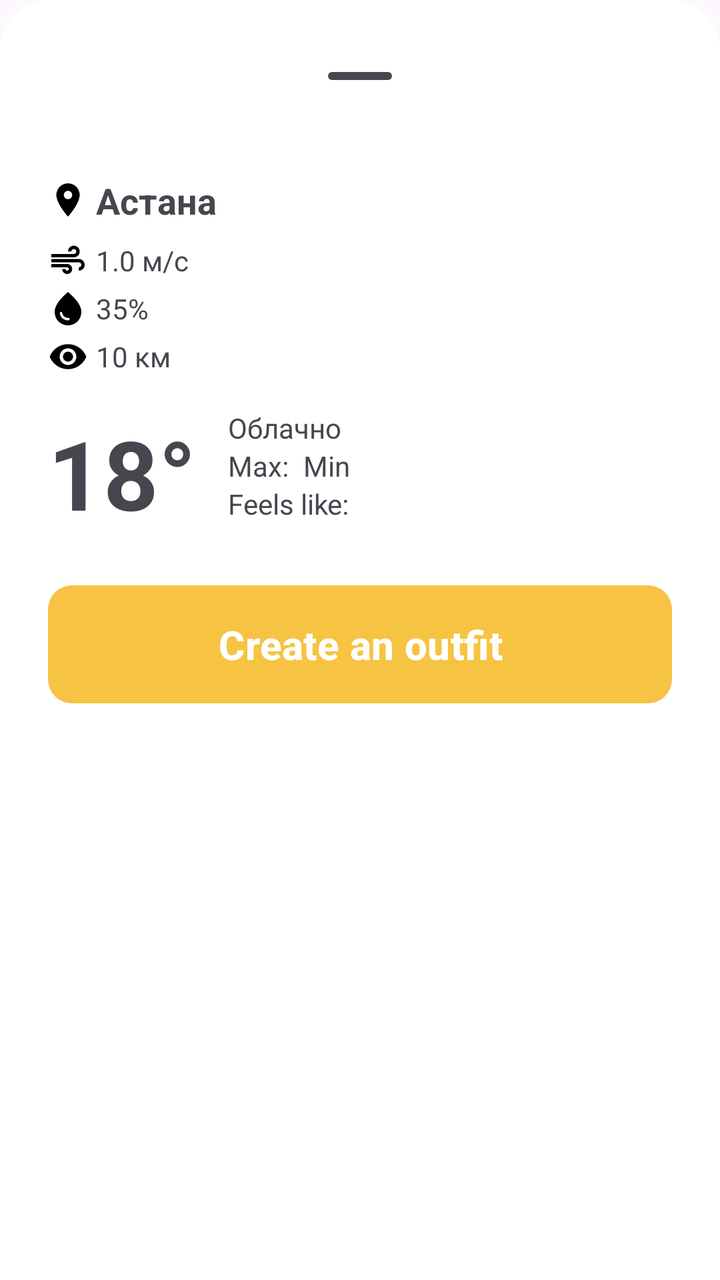
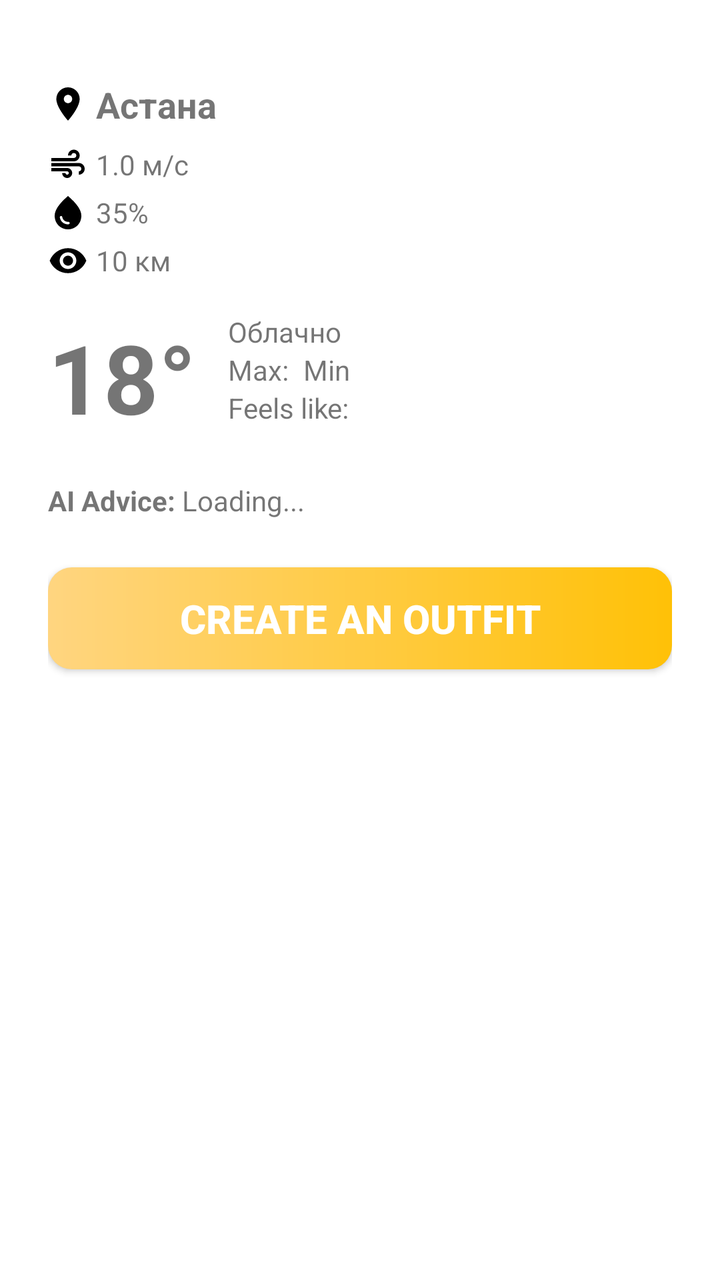

Before-and-after screenshots of an Android layout around one commit, followed by the original layout XML and the change that was made.
<!-- AndroidManifest.xml: application theme Theme.AuarAI -->
<!-- res/layout/bottom_sheet_layout.xml -->
<?xml version="1.0" encoding="utf-8"?>
<LinearLayout xmlns:android="http://schemas.android.com/apk/res/android"
    android:layout_width="match_parent"
    android:layout_height="wrap_content"
    android:orientation="vertical"
    android:padding="24dp"
    android:background="@drawable/bottom_sheet_bg">

    <com.google.android.material.bottomsheet.BottomSheetDragHandleView
        android:layout_width="match_parent"
        android:layout_height="wrap_content" />

    <LinearLayout
        android:layout_width="match_parent"
        android:layout_height="wrap_content"
        android:orientation="horizontal"
        android:gravity="center_vertical"
        android:layout_marginTop="16dp"
        android:layout_marginBottom="8dp"
        android:weightSum="2">

        <LinearLayout
            android:layout_width="0dp"
            android:layout_weight="1.5"
            android:layout_height="wrap_content"
            android:orientation="vertical">

            <LinearLayout
                android:layout_width="wrap_content"
                android:layout_height="wrap_content"
                android:orientation="horizontal"
                android:gravity="center_vertical"
                android:layout_marginBottom="8dp">

                <ImageView
                    android:layout_width="20dp"
                    android:layout_height="20dp"
                    android:src="@drawable/baseline_location_on_24"
                    android:layout_marginEnd="4dp"/>

                <TextView
                    android:id="@+id/cityName"
                    android:layout_width="match_parent"
                    android:layout_height="wrap_content"
                    android:text="Астана"
                    android:textSize="18sp"
                    android:textStyle="bold" />
            </LinearLayout>

            <LinearLayout
                android:layout_width="wrap_content"
                android:layout_height="wrap_content"
                android:orientation="horizontal"
                android:gravity="center_vertical"
                android:layout_marginBottom="4dp">

                <ImageView
                    android:layout_width="20dp"
                    android:layout_height="20dp"
                    android:src="@drawable/baseline_air_24"
                    android:layout_marginEnd="4dp" />

                <TextView
                    android:id="@+id/windSpeed"
                    android:layout_width="wrap_content"
                    android:layout_height="wrap_content"
                    android:text="1.0 м/с" />
            </LinearLayout>

            <LinearLayout
                android:layout_width="wrap_content"
                android:layout_height="wrap_content"
                android:orientation="horizontal"
                android:gravity="center_vertical"
                android:layout_marginBottom="4dp">

                <ImageView
                    android:layout_width="20dp"
                    android:layout_height="20dp"
                    android:src="@drawable/baseline_water_drop_24"
                    android:layout_marginEnd="4dp" />

                <TextView
                    android:id="@+id/humidityText"
                    android:layout_width="wrap_content"
                    android:layout_height="wrap_content"
                    android:text="35%" />
            </LinearLayout>

            <LinearLayout
                android:layout_width="wrap_content"
                android:layout_height="wrap_content"
                android:orientation="horizontal"
                android:gravity="center_vertical">

                <ImageView
                    android:layout_width="20dp"
                    android:layout_height="20dp"
                    android:src="@drawable/baseline_visibility_24"
                    android:layout_marginEnd="4dp" />

                <TextView
                    android:id="@+id/visibilityText"
                    android:layout_width="wrap_content"
                    android:layout_height="wrap_content"
                    android:text="10 км" />
            </LinearLayout>
        </LinearLayout>

        <ImageView
            android:id="@+id/weatherImg"
            android:layout_width="64dp"
            android:layout_height="wrap_content"
            android:layout_gravity="end"
            android:layout_marginStart="16dp"
            android:adjustViewBounds="true"
            android:scaleType="fitCenter" />

    </LinearLayout>

    <LinearLayout
        android:layout_width="match_parent"
        android:layout_height="wrap_content"
        android:orientation="horizontal"
        android:layout_marginTop="8dp">

        <TextView
            android:id="@+id/tempText"
            android:layout_width="wrap_content"
            android:layout_height="wrap_content"
            android:text="18°"
            android:textSize="48sp"
            android:textStyle="bold" />

        <LinearLayout
            android:layout_width="wrap_content"
            android:layout_height="wrap_content"
            android:orientation="vertical"
            android:layout_marginStart="16dp"
            android:gravity="center_vertical">

            <TextView
                android:id="@+id/descriptionText"
                android:layout_width="wrap_content"
                android:layout_height="wrap_content"
                android:text="Облачно" />

            <LinearLayout
                android:layout_width="match_parent"
                android:layout_height="wrap_content"
                android:orientation="horizontal">
                <TextView
                    android:id="@+id/maxTemp"
                    android:layout_width="wrap_content"
                    android:layout_height="wrap_content"
                    android:text="Max: " />

                <TextView
                    android:id="@+id/minTemp"
                    android:layout_width="wrap_content"
                    android:layout_height="wrap_content"
                    android:text="Min: "
                    android:layout_marginStart="4dp"/>
            </LinearLayout>

            <TextView
                android:id="@+id/feelsLike"
                android:layout_width="wrap_content"
                android:layout_height="wrap_content"
                android:text="Feels like: " />
        </LinearLayout>
    </LinearLayout>

    <Button
        android:id="@+id/createOutfitButton"
        android:layout_width="match_parent"
        android:layout_height="wrap_content"
        android:text="Create an outfit"
        android:textColor="@android:color/white"
        android:background="@drawable/button_gradient"
        android:layout_marginTop="24dp"
        android:padding="12dp"
        android:textStyle="bold"
        android:textSize="20dp"/>
</LinearLayout>
<!-- resources referenced by this layout -->
<resources>
  <!-- drawable bottom_sheet_bg (drawable) -->
  <shape xmlns:android="http://schemas.android.com/apk/res/android">
      <solid android:color="@android:color/white" />
      <corners android:topLeftRadius="24dp" android:topRightRadius="24dp" />
  </shape>
  <style name="Theme.AuarAI" parent="Theme.Material3.DayNight.NoActionBar">
          <item name="colorPrimary">@color/md_theme_light_primary</item>
          <item name="colorOnPrimary">@color/md_theme_light_onPrimary</item>
          <item name="colorPrimaryContainer">@color/md_theme_light_primaryContainer</item>
          <item name="colorOnPrimaryContainer">@color/md_theme_light_onPrimaryContainer</item>
  
          <item name="colorSurface">@color/md_theme_light_surface</item>
          <item name="colorOnSurface">@color/md_theme_light_onSurface</item>
      </style>
  <color name="md_theme_light_primary">#F6C342</color>
  <color name="md_theme_light_onPrimary">#FFFFFF</color>
  <color name="md_theme_light_primaryContainer">#F1B034</color>
  <color name="md_theme_light_onPrimaryContainer">#000000</color>
  <color name="md_theme_light_surface">#FFFFFF</color>
  <color name="md_theme_light_onSurface">#000000</color>
  <!-- unchanged entries left out for length: 5 -->
</resources>

<!-- the commit's change to res/layout/bottom_sheet_layout.xml (unified diff, before → after) -->
@@ -109,7 +109,7 @@
 
         <ImageView
             android:id="@+id/weatherImg"
-            android:layout_width="64dp"
+            android:layout_width="150dp"
             android:layout_height="wrap_content"
             android:layout_gravity="end"
             android:layout_marginStart="16dp"
@@ -117,7 +117,6 @@
             android:scaleType="fitCenter" />
 
     </LinearLayout>
-
     <LinearLayout
         android:layout_width="match_parent"
         android:layout_height="wrap_content"
@@ -169,6 +168,24 @@
                 android:layout_height="wrap_content"
                 android:text="Feels like: " />
         </LinearLayout>
+    </LinearLayout>
+
+    <LinearLayout
+        android:layout_width="match_parent"
+        android:layout_height="wrap_content"
+        android:orientation="horizontal"
+        android:layout_marginTop="20dp">
+        <TextView
+            android:layout_width="wrap_content"
+            android:layout_height="wrap_content"
+            android:text="AI Advice: "
+            android:textStyle="bold" />
+
+        <TextView
+            android:id="@+id/aiAdvice"
+            android:text="Loading..."
+            android:layout_width="match_parent"
+            android:layout_height="wrap_content" />
     </LinearLayout>
 
     <Button
<!-- resource entries referenced after the edit -->
@@ -2,24 +2,160 @@
 <resources>
   <!-- drawable bottom_sheet_bg (drawable) -->
   <shape xmlns:android="http://schemas.android.com/apk/res/android">
-      <solid android:color="@android:color/white" />
+      <solid android:color="?android:attr/colorBackground" />
       <corners android:topLeftRadius="24dp" android:topRightRadius="24dp" />
   </shape>
-  <style name="Theme.AuarAI" parent="Theme.Material3.DayNight.NoActionBar">
-          <item name="colorPrimary">@color/md_theme_light_primary</item>
-          <item name="colorOnPrimary">@color/md_theme_light_onPrimary</item>
-          <item name="colorPrimaryContainer">@color/md_theme_light_primaryContainer</item>
-          <item name="colorOnPrimaryContainer">@color/md_theme_light_onPrimaryContainer</item>
-  
-          <item name="colorSurface">@color/md_theme_light_surface</item>
-          <item name="colorOnSurface">@color/md_theme_light_onSurface</item>
+  <style name="Theme.AuarAI" parent="Theme.MaterialComponents.DayNight.NoActionBar">
+          
+          <item name="colorPrimary">@color/primary_color</item>
+          <item name="colorPrimaryVariant">@color/primary_variant</item>
+          <item name="colorOnPrimary">@color/on_primary_light</item>
+          
+          
+          <item name="colorSecondary">@color/secondary_color</item>
+          <item name="colorSecondaryVariant">@color/secondary_variant</item>
+          <item name="colorOnSecondary">@color/on_secondary_light</item>
+          
+          
+          <item name="android:statusBarColor">@color/background_light</item>
+          <item name="android:windowLightStatusBar">true</item>
+          
+          
+          <item name="android:colorBackground">@color/background_light</item>
+          <item name="colorSurface">@color/surface_light</item>
+          <item name="colorOnBackground">@color/on_background_light</item>
+          <item name="colorOnSurface">@color/on_surface_light</item>
+          
+          
+          <item name="colorError">@color/error_light</item>
+          <item name="colorOnError">@color/on_error_light</item>
+          
+          
+          <item name="android:textColorPrimary">@color/text_primary_light</item>
+          <item name="android:textColorSecondary">@color/text_secondary_light</item>
+          <item name="android:textColorHint">@color/text_hint_light</item>
+          
+          
+          <item name="cardBackgroundColor">@color/card_background_light</item>
+          <item name="dividerColor">@color/divider_light</item>
+          <item name="rippleColor">@color/ripple_light</item>
+          
+          
+          <item name="shapeAppearanceSmallComponent">@style/ShapeAppearance.AuarAI.SmallComponent</item>
+          <item name="shapeAppearanceMediumComponent">@style/ShapeAppearance.AuarAI.MediumComponent</item>
+          <item name="shapeAppearanceLargeComponent">@style/ShapeAppearance.AuarAI.LargeComponent</item>
+          
+          
+          <item name="textAppearanceHeadline1">@style/TextAppearance.AuarAI.Headline1</item>
+          <item name="textAppearanceHeadline2">@style/TextAppearance.AuarAI.Headline2</item>
+          <item name="textAppearanceHeadline3">@style/TextAppearance.AuarAI.Headline3</item>
+          <item name="textAppearanceHeadline4">@style/TextAppearance.AuarAI.Headline4</item>
+          <item name="textAppearanceHeadline5">@style/TextAppearance.AuarAI.Headline5</item>
+          <item name="textAppearanceHeadline6">@style/TextAppearance.AuarAI.Headline6</item>
+          <item name="textAppearanceSubtitle1">@style/TextAppearance.AuarAI.Subtitle1</item>
+          <item name="textAppearanceSubtitle2">@style/TextAppearance.AuarAI.Subtitle2</item>
+          <item name="textAppearanceBody1">@style/TextAppearance.AuarAI.Body1</item>
+          <item name="textAppearanceBody2">@style/TextAppearance.AuarAI.Body2</item>
+          <item name="textAppearanceButton">@style/TextAppearance.AuarAI.Button</item>
+          <item name="textAppearanceCaption">@style/TextAppearance.AuarAI.Caption</item>
+          <item name="textAppearanceOverline">@style/TextAppearance.AuarAI.Overline</item>
       </style>
-  <color name="md_theme_light_primary">#F6C342</color>
-  <color name="md_theme_light_onPrimary">#FFFFFF</color>
-  <color name="md_theme_light_primaryContainer">#F1B034</color>
-  <color name="md_theme_light_onPrimaryContainer">#000000</color>
-  <color name="md_theme_light_surface">#FFFFFF</color>
-  <color name="md_theme_light_onSurface">#000000</color>
+  <color name="primary_color">#FF6200EE</color>
+  <color name="primary_variant">#FF3700B3</color>
+  <color name="on_primary_light">#FFFFFFFF</color>
+  <color name="secondary_color">#FF03DAC5</color>
+  <color name="secondary_variant">#FF018786</color>
+  <color name="on_secondary_light">#FF000000</color>
+  <color name="background_light">#FFFFFFFF</color>
+  <color name="surface_light">#FFFFFFFF</color>
+  <color name="on_background_light">#FF000000</color>
+  <color name="on_surface_light">#FF000000</color>
+  <color name="error_light">#FFB00020</color>
+  <color name="on_error_light">#FFFFFFFF</color>
+  <color name="text_primary_light">#DE000000</color>
+  <color name="text_secondary_light">#99000000</color>
+  <color name="text_hint_light">#61000000</color>
+  <color name="card_background_light">#FFFFFFFF</color>
+  <color name="divider_light">#1F000000</color>
+  <color name="ripple_light">#1F000000</color>
+  <style name="ShapeAppearance.AuarAI.SmallComponent" parent="ShapeAppearance.MaterialComponents.SmallComponent">
+          <item name="cornerFamily">rounded</item>
+          <item name="cornerSize">8dp</item>
+      </style>
+  <style name="ShapeAppearance.AuarAI.MediumComponent" parent="ShapeAppearance.MaterialComponents.MediumComponent">
+          <item name="cornerFamily">rounded</item>
+          <item name="cornerSize">12dp</item>
+      </style>
+  <style name="ShapeAppearance.AuarAI.LargeComponent" parent="ShapeAppearance.MaterialComponents.LargeComponent">
+          <item name="cornerFamily">rounded</item>
+          <item name="cornerSize">16dp</item>
+      </style>
+  <style name="TextAppearance.AuarAI.Headline1" parent="TextAppearance.MaterialComponents.Headline1">
+          <item name="fontFamily">@font/roboto</item>
+          <item name="android:fontFamily">@font/roboto</item>
+          <item name="android:textSize">96sp</item>
+      </style>
+  <style name="TextAppearance.AuarAI.Headline2" parent="TextAppearance.MaterialComponents.Headline2">
+          <item name="fontFamily">@font/roboto</item>
+          <item name="android:fontFamily">@font/roboto</item>
+          <item name="android:textSize">60sp</item>
+      </style>
+  <style name="TextAppearance.AuarAI.Headline3" parent="TextAppearance.MaterialComponents.Headline3">
+          <item name="fontFamily">@font/roboto</item>
+          <item name="android:fontFamily">@font/roboto</item>
+          <item name="android:textSize">48sp</item>
+      </style>
+  <style name="TextAppearance.AuarAI.Headline4" parent="TextAppearance.MaterialComponents.Headline4">
+          <item name="fontFamily">@font/roboto</item>
+          <item name="android:fontFamily">@font/roboto</item>
+          <item name="android:textSize">34sp</item>
+      </style>
+  <style name="TextAppearance.AuarAI.Headline5" parent="TextAppearance.MaterialComponents.Headline5">
+          <item name="fontFamily">@font/roboto</item>
+          <item name="android:fontFamily">@font/roboto</item>
+          <item name="android:textSize">24sp</item>
+      </style>
+  <style name="TextAppearance.AuarAI.Headline6" parent="TextAppearance.MaterialComponents.Headline6">
+          <item name="fontFamily">@font/roboto</item>
+          <item name="android:fontFamily">@font/roboto</item>
+          <item name="android:textSize">20sp</item>
+      </style>
+  <style name="TextAppearance.AuarAI.Subtitle1" parent="TextAppearance.MaterialComponents.Subtitle1">
+          <item name="fontFamily">@font/roboto</item>
+          <item name="android:fontFamily">@font/roboto</item>
+          <item name="android:textSize">16sp</item>
+      </style>
+  <style name="TextAppearance.AuarAI.Subtitle2" parent="TextAppearance.MaterialComponents.Subtitle2">
+          <item name="fontFamily">@font/roboto</item>
+          <item name="android:fontFamily">@font/roboto</item>
+          <item name="android:textSize">14sp</item>
+      </style>
+  <style name="TextAppearance.AuarAI.Body1" parent="TextAppearance.MaterialComponents.Body1">
+          <item name="fontFamily">@font/roboto</item>
+          <item name="android:fontFamily">@font/roboto</item>
+          <item name="android:textSize">16sp</item>
+      </style>
+  <style name="TextAppearance.AuarAI.Body2" parent="TextAppearance.MaterialComponents.Body2">
+          <item name="fontFamily">@font/roboto</item>
+          <item name="android:fontFamily">@font/roboto</item>
+          <item name="android:textSize">14sp</item>
+      </style>
+  <style name="TextAppearance.AuarAI.Button" parent="TextAppearance.MaterialComponents.Button">
+          <item name="fontFamily">@font/roboto_medium</item>
+          <item name="android:fontFamily">@font/roboto_medium</item>
+          <item name="android:textSize">14sp</item>
+          <item name="android:textAllCaps">false</item>
+      </style>
+  <style name="TextAppearance.AuarAI.Caption" parent="TextAppearance.MaterialComponents.Caption">
+          <item name="fontFamily">@font/roboto</item>
+          <item name="android:fontFamily">@font/roboto</item>
+          <item name="android:textSize">12sp</item>
+      </style>
+  <style name="TextAppearance.AuarAI.Overline" parent="TextAppearance.MaterialComponents.Overline">
+          <item name="fontFamily">@font/roboto</item>
+          <item name="android:fontFamily">@font/roboto</item>
+          <item name="android:textSize">10sp</item>
+      </style>
   <!-- unchanged entries left out for length: 5 -->
 </resources>
 
